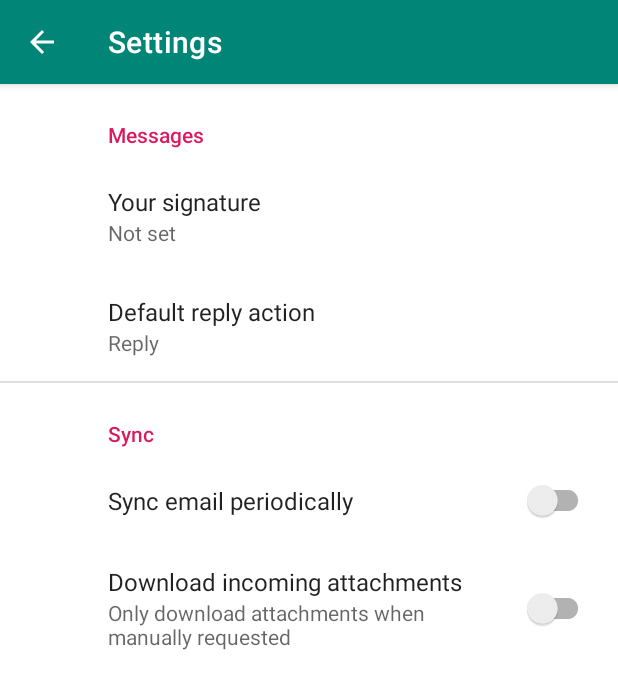
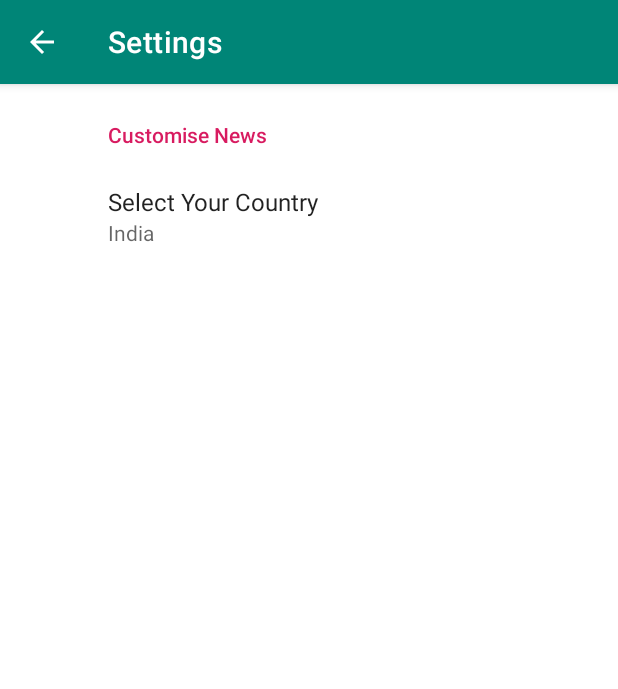
Before and after one commit to prudhvir3ddy/DailyBugle, an Android app: the SettingsActivity screen opened directly, with no data from a screen before it, on a phone screen of 412 x 824 dp. Shown: the top 689 px of the screen. Run offline under Robolectric (Android 15) with nearby library versions, the phone set to English and light mode, and no system bars; our stand-ins replace androidx.preference.

Commit message:
added country preference

```diff
--- a/app/src/main/java/com/prudhvir3ddy/dailybugle/network/NewsApiService.kt
+++ b/app/src/main/java/com/prudhvir3ddy/dailybugle/network/NewsApiService.kt
@@ -23,6 +23,7 @@ interface NewsApiService{
 
     @GET("sources")
     fun getSources(
+        @Query("country") country: String,
         @Query("apiKey") apiKey: String
     ): Deferred<Sources>
 
--- a/app/src/main/java/com/prudhvir3ddy/dailybugle/network/RetrofitClient.kt
+++ b/app/src/main/java/com/prudhvir3ddy/dailybugle/network/RetrofitClient.kt
@@ -13,7 +13,7 @@ class RetrofitClient{
 
     companion object {
 
-        private val BASE_URL = "https://newsapi.org/v2/"
+        private val BASE_URL = "http://newsapi.org/v2/"
 
         private lateinit var retrofit:Retrofit
 
--- a/app/src/main/java/com/prudhvir3ddy/dailybugle/ui/home/HomeFragment.kt
+++ b/app/src/main/java/com/prudhvir3ddy/dailybugle/ui/home/HomeFragment.kt
@@ -10,6 +10,7 @@ import androidx.fragment.app.Fragment
 import androidx.lifecycle.Observer
 import androidx.lifecycle.ViewModelProviders
 import androidx.navigation.fragment.findNavController
+import androidx.preference.PreferenceManager
 import com.prudhvir3ddy.dailybugle.R
 import com.prudhvir3ddy.dailybugle.network.Connection
 import com.prudhvir3ddy.dailybugle.viewmodels.HomeViewModel
@@ -27,11 +28,15 @@ class HomeFragment : Fragment() {
 
         val viewModel = ViewModelProviders.of(this).get(HomeViewModel::class.java)
 
+        val sharedPreferences = PreferenceManager.getDefaultSharedPreferences(activity!!.applicationContext)
+
+        val country = sharedPreferences.getString("country","")
+
 
         val newsAdapter = NewsAdapter()
         val sourceAdapter = SourceAdapter()
 
-        getData(viewModel)
+        getData(viewModel,country!!)
 
         rootView.apply {
 
@@ -41,7 +46,7 @@ class HomeFragment : Fragment() {
             swipe_refresh.isRefreshing = true
 
             swipe_refresh.setOnRefreshListener {
-                getData(viewModel)
+                getData(viewModel,country)
             }
 
             bottom_navigation.setOnNavigationItemSelectedListener {
@@ -85,10 +90,10 @@ class HomeFragment : Fragment() {
         return rootView
     }
 
-    fun getData(viewModel:HomeViewModel){
+    fun getData(viewModel:HomeViewModel,country: String){
         viewModel.apply {
-            getTopHeadLines()
-            getSources()
+            getTopHeadLines(country)
+            getSources(country)
         }
     }
 
--- a/app/src/main/java/com/prudhvir3ddy/dailybugle/viewmodels/HomeViewModel.kt
+++ b/app/src/main/java/com/prudhvir3ddy/dailybugle/viewmodels/HomeViewModel.kt
@@ -20,6 +20,7 @@ class HomeViewModel(application: Application) : AndroidViewModel(application){
 
     private val _sources = MutableLiveData<Sources>()
 
+
     val sources: LiveData<Sources>
         get() = _sources
 
@@ -37,10 +38,10 @@ class HomeViewModel(application: Application) : AndroidViewModel(application){
 
     private val coroutineScope = CoroutineScope(viewModelJob + Dispatchers.Main)
 
-    fun getSources(){
+    fun getSources(country: String){
         coroutineScope.launch {
 
-            val getSourcesDeferred = NewsApi(getApplication()).newsService.getSources(BuildConfig.apiNews)
+            val getSourcesDeferred = NewsApi(getApplication()).newsService.getSources(country,BuildConfig.apiNews)
             try {
                 val resultList = getSourcesDeferred.await()
                 _sources.value = resultList
@@ -52,11 +53,11 @@ class HomeViewModel(application: Application) : AndroidViewModel(application){
         }
     }
 
-    fun getTopHeadLines() {
+    fun getTopHeadLines(country: String) {
         coroutineScope.launch {
 
             val getTopHeadLinesDeferred =
-                NewsApi(getApplication()).newsService.getTopHeadlines("IN", BuildConfig.apiNews)
+                NewsApi(getApplication()).newsService.getTopHeadlines(country, BuildConfig.apiNews)
             try {
                 val resultList = getTopHeadLinesDeferred.await()
                 Log.d("topNewsResult", resultList.status)
--- a/app/src/main/res/values/arrays.xml
+++ b/app/src/main/res/values/arrays.xml
@@ -1,12 +1,116 @@
 <resources>
     <!-- Reply Preference -->
     <string-array name="reply_entries">
-        <item>Reply</item>
-        <item>Reply to all</item>
+        <item>United Arab Emirates</item>
+        <item>Argentina</item>
+        <item>Austria</item>
+        <item>Australia</item>
+        <item>Belgium</item>
+        <item>Bulgaria</item>
+        <item>Brazil</item>
+        <item>Canada</item>
+        <item>Switzerland</item>
+        <item>China</item>
+        <item>Colombia</item>
+        <item>Cuba</item>
+        <item>Czech Republic</item>
+        <item>Germany</item>
+        <item>Egypt</item>
+        <item>France</item>
+        <item>United Kingdom</item>
+        <item>Greece</item>
+        <item>Hong Kong</item>
+        <item>Hungary</item>
+        <item>Indonesia</item>
+        <item>Ireland</item>
+        <item>Israel</item>
+        <item>India</item>
+        <item>Italy</item>
+        <item>Japan</item>
+        <item>South Korea</item>
+        <item>Luthuania</item>
+        <item>Latvia</item>
+        <item>Morocco</item>
+        <item>Mexico</item>
+        <item>Malaysia</item>
+        <item>Nigeria</item>
+        <item>Netherlands</item>
+        <item>Norway</item>
+        <item>New Zealand</item>
+        <item>Philippines</item>
+        <item>Poland</item>
+        <item>Portugal</item>
+        <item>Romania</item>
+        <item>Serbia</item>
+        <item>Russia</item>
+        <item>South Africa</item>
+        <item>Sweden</item>
+        <item>Singapore</item>
+        <item>Slovenia</item>
+        <item>Slovakia</item>
+        <item>Thailand</item>
+        <item>Turkey</item>
+        <item>Taiwan</item>
+        <item>Ukraine</item>
+        <item>United States</item>
+        <item>Venezuela</item>
+        <item>South Africa</item>
     </string-array>
 
     <string-array name="reply_values">
-        <item>reply</item>
-        <item>reply_all</item>
+        <item>ae</item>
+        <item>ar</item>
+        <item>at</item>
+        <item>au</item>
+        <item>be</item>
+        <item>bg</item>
+        <item>br</item>
+        <item>ca</item>
+        <item>ch</item>
+        <item>cn</item>
+        <item>co</item>
+        <item>cu</item>
+        <item>cz</item>
+        <item>de</item>
+        <item>eg</item>
+        <item>fr</item>
+        <item>gb</item>
+        <item>gr</item>
+        <item>hk</item>
+        <item>hu</item>
+        <item>id</item>
+        <item>ie</item>
+        <item>il</item>
+        <item>in</item>
+        <item>it</item>
+        <item>jp</item>
+        <item>kr</item>
+        <item>lt</item>
+        <item>lv</item>
+        <item>ma</item>
+        <item>mx</item>
+        <item>my</item>
+        <item>ng</item>
+        <item>nl</item>
+        <item>no</item>
+        <item>nz</item>
+        <item>ph</item>
+        <item>pl</item>
+        <item>pt</item>
+        <item>ro</item>
+        <item>rs</item>
+        <item>ru</item>
+        <item>sa</item>
+        <item>se</item>
+        <item>sg</item>
+        <item>sl</item>
+        <item>sk</item>
+        <item>th</item>
+        <item>tr</item>
+        <item>tw</item>
+        <item>ua</item>
+        <item>us</item>
+        <item>ve</item>
+        <item>za</item>
     </string-array>
 </resources>
--- a/app/src/main/res/values/strings.xml
+++ b/app/src/main/res/values/strings.xml
@@ -1,21 +1,12 @@
 <resources>
     <string name="app_name">DailyBugle</string>
 
-    <!-- TODO: Remove or change this placeholder text -->
-    <string name="hello_blank_fragment">Hello blank fragment</string>
     <string name="search">Search</string>
     <string name="home">Home</string>
     <string name="saved">Saved</string>
     <string name="settings">Settings</string>
     <string name="title_activity_settings">Settings</string>
 
-    <!-- Preference Titles -->
-    <string name="messages_header">Messages</string>
-    <string name="sync_header">Sync</string>
-
-    <!-- Messages Preferences -->
-    <string name="signature_title">Your signature</string>
-    <string name="reply_title">Default reply action</string>
 
     <!-- Sync Preferences -->
     <string name="sync_title">Sync email periodically</string>
@@ -27,4 +18,7 @@
     <string name="search_news_label">Search Articles</string>
     <string name="sources_label">Sources</string>
     <string name="no_internet">No Internet Connection</string>
+    <string name="select_country">Select Your Country</string>
+    <string name="customise_news">Customise News</string>
+    <string name="country_title">country</string>
 </resources>
--- a/app/src/main/res/xml/root_preferences.xml
+++ b/app/src/main/res/xml/root_preferences.xml
@@ -16,36 +16,17 @@
 
 <PreferenceScreen xmlns:app="http://schemas.android.com/apk/res-auto">
 
-    <PreferenceCategory app:title="@string/messages_header">
+    <PreferenceCategory app:title="@string/customise_news">
 
-        <EditTextPreference
-            app:key="signature"
-            app:title="@string/signature_title"
-            app:useSimpleSummaryProvider="true" />
 
         <ListPreference
-            app:defaultValue="reply"
+            app:defaultValue="in"
             app:entries="@array/reply_entries"
             app:entryValues="@array/reply_values"
-            app:key="reply"
-            app:title="@string/reply_title"
+            app:key="country"
+            app:title="@string/select_country"
             app:useSimpleSummaryProvider="true" />
 
     </PreferenceCategory>
 
-    <PreferenceCategory app:title="@string/sync_header">
-
-        <SwitchPreferenceCompat
-            app:key="sync"
-            app:title="@string/sync_title" />
-
-        <SwitchPreferenceCompat
-            app:dependency="sync"
-            app:key="attachment"
-            app:summaryOff="@string/attachment_summary_off"
-            app:summaryOn="@string/attachment_summary_on"
-            app:title="@string/attachment_title" />
-
-    </PreferenceCategory>
-
 </PreferenceScreen>
```
